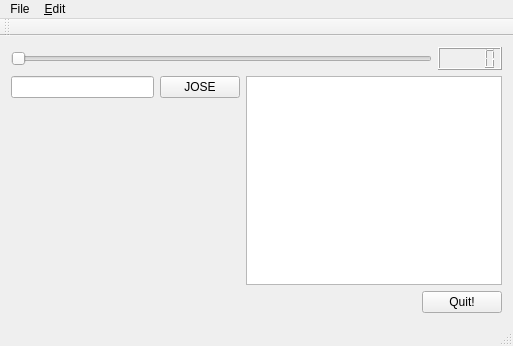
Before: the Qt Designer form qtdemo/mainwindow.ui in agostinhobritojr/dca1202, drawn with Qt 5.
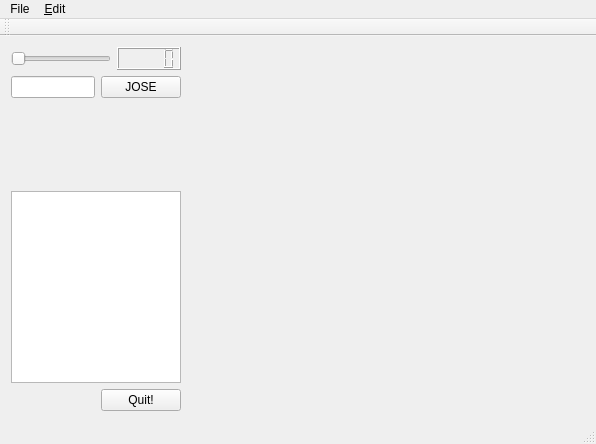
After: the same form once the commit is applied. Icons and pictures are not drawn. Custom widgets are drawn as their Qt base class.

What changed in the file:
```diff
--- a/qtdemo/mainwindow.ui
+++ b/qtdemo/mainwindow.ui
@@ -6,14 +6,16 @@
    <rect>
     <x>0</x>
     <y>0</y>
-    <width>513</width>
-    <height>346</height>
+    <width>596</width>
+    <height>444</height>
    </rect>
   </property>
   <property name="windowTitle">
    <string>MainWindow</string>
   </property>
   <widget class="QWidget" name="centralWidget">
+   <layout class="QHBoxLayout" name="horizontalLayout_4" stretch="30,70">
+    <item>
    <layout class="QVBoxLayout" name="verticalLayout_2">
     <item>
      <layout class="QHBoxLayout" name="horizontalLayout">
@@ -30,8 +32,6 @@
      </layout>
     </item>
     <item>
-     <layout class="QHBoxLayout" name="horizontalLayout_4">
-      <item>
        <layout class="QVBoxLayout" name="verticalLayout">
         <item>
          <layout class="QHBoxLayout" name="horizontalLayout_2">
@@ -65,8 +65,6 @@
       <item>
        <widget class="QTextBrowser" name="textBrowserTexto"/>
       </item>
-     </layout>
-    </item>
     <item>
      <layout class="QHBoxLayout" name="horizontalLayout_3">
       <item>
@@ -96,14 +94,19 @@
      </layout>
     </item>
    </layout>
+    </item>
+    <item>
+     <widget class="Plotter" name="widgetPlotter" native="true"/>
+    </item>
+   </layout>
   </widget>
   <widget class="QMenuBar" name="menuBar">
    <property name="geometry">
     <rect>
      <x>0</x>
      <y>0</y>
-     <width>513</width>
-     <height>19</height>
+     <width>596</width>
+     <height>23</height>
     </rect>
    </property>
    <widget class="QMenu" name="menuFile">
@@ -146,6 +149,14 @@
   </action>
  </widget>
  <layoutdefault spacing="6" margin="11"/>
+ <customwidgets>
+  <customwidget>
+   <class>Plotter</class>
+   <extends>QWidget</extends>
+   <header>plotter.h</header>
+   <container>1</container>
+  </customwidget>
+ </customwidgets>
  <resources>
   <include location="resources.qrc"/>
  </resources>
```
Lines whose indentation alone changed are shown as unchanged.
